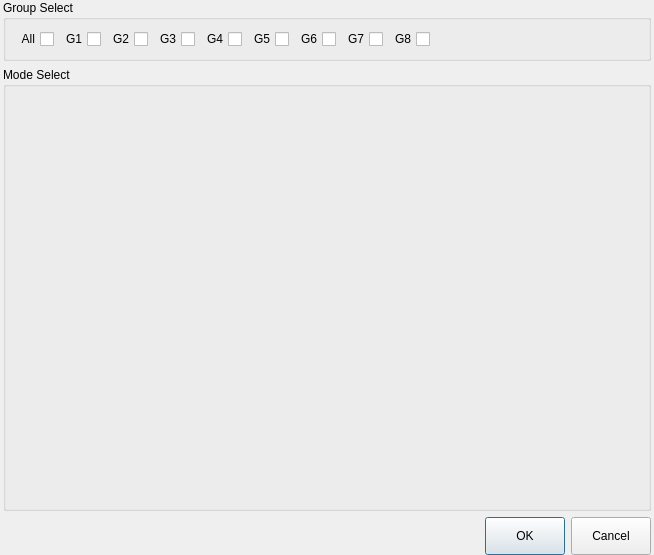
Old version of the form ui/menu/display/display_select_dialog.ui in the repository 15903016222/Voice.
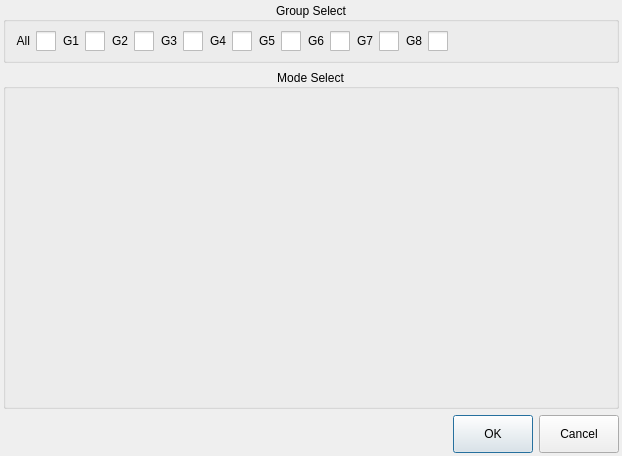
New version of the form.

The edit to the form file:
```diff
--- a/ui/menu/display/display_select_dialog.ui
+++ b/ui/menu/display/display_select_dialog.ui
@@ -6,8 +6,8 @@
    <rect>
     <x>0</x>
     <y>0</y>
-    <width>654</width>
-    <height>555</height>
+    <width>622</width>
+    <height>456</height>
    </rect>
   </property>
   <property name="windowTitle">
@@ -24,28 +24,46 @@
     <number>3</number>
    </property>
    <property name="topMargin">
-    <number>0</number>
+    <number>2</number>
    </property>
    <property name="rightMargin">
     <number>3</number>
    </property>
    <property name="bottomMargin">
-    <number>0</number>
+    <number>3</number>
    </property>
    <item>
     <widget class="QGroupBox" name="groupBox">
      <property name="title">
       <string>Group Select</string>
      </property>
+     <property name="alignment">
+      <set>Qt::AlignCenter</set>
+     </property>
      <layout class="QHBoxLayout" name="horizontalLayout">
       <item>
        <widget class="QCheckBox" name="checkBox">
         <property name="layoutDirection">
          <enum>Qt::RightToLeft</enum>
         </property>
+        <property name="styleSheet">
+         <string notr="true">QCheckBox::Indicator {
+    width: 20px;
+    height: 20px;
+}</string>
+        </property>
         <property name="text">
          <string>All</string>
         </property>
+        <property name="iconSize">
+         <size>
+          <width>16</width>
+          <height>16</height>
+         </size>
+        </property>
+        <attribute name="buttonGroup">
+         <string notr="true">buttonGroup</string>
+        </attribute>
        </widget>
       </item>
       <item>
@@ -53,6 +71,12 @@
         <property name="layoutDirection">
          <enum>Qt::RightToLeft</enum>
         </property>
+        <property name="styleSheet">
+         <string notr="true">QCheckBox::Indicator {
+    width: 20px;
+    height: 20px;
+}</string>
+        </property>
         <property name="text">
          <string>G1</string>
         </property>
@@ -63,6 +87,12 @@
         <property name="layoutDirection">
          <enum>Qt::RightToLeft</enum>
         </property>
+        <property name="styleSheet">
+         <string notr="true">QCheckBox::Indicator {
+    width: 20px;
+    height: 20px;
+}</string>
+        </property>
         <property name="text">
          <string>G2</string>
         </property>
@@ -73,6 +103,12 @@
         <property name="layoutDirection">
          <enum>Qt::RightToLeft</enum>
         </property>
+        <property name="styleSheet">
+         <string notr="true">QCheckBox::Indicator {
+    width: 20px;
+    height: 20px;
+}</string>
+        </property>
         <property name="text">
          <string>G3</string>
         </property>
@@ -83,6 +119,12 @@
         <property name="layoutDirection">
          <enum>Qt::RightToLeft</enum>
         </property>
+        <property name="styleSheet">
+         <string notr="true">QCheckBox::Indicator {
+    width: 20px;
+    height: 20px;
+}</string>
+        </property>
         <property name="text">
          <string>G4</string>
         </property>
@@ -93,6 +135,12 @@
         <property name="layoutDirection">
          <enum>Qt::RightToLeft</enum>
         </property>
+        <property name="styleSheet">
+         <string notr="true">QCheckBox::Indicator {
+    width: 20px;
+    height: 20px;
+}</string>
+        </property>
         <property name="text">
          <string>G5</string>
         </property>
@@ -103,6 +151,12 @@
         <property name="layoutDirection">
          <enum>Qt::RightToLeft</enum>
         </property>
+        <property name="styleSheet">
+         <string notr="true">QCheckBox::Indicator {
+    width: 20px;
+    height: 20px;
+}</string>
+        </property>
         <property name="text">
          <string>G6</string>
         </property>
@@ -113,6 +167,12 @@
         <property name="layoutDirection">
          <enum>Qt::RightToLeft</enum>
         </property>
+        <property name="styleSheet">
+         <string notr="true">QCheckBox::Indicator {
+    width: 20px;
+    height: 20px;
+}</string>
+        </property>
         <property name="text">
          <string>G7</string>
         </property>
@@ -123,6 +183,12 @@
         <property name="layoutDirection">
          <enum>Qt::RightToLeft</enum>
         </property>
+        <property name="styleSheet">
+         <string notr="true">QCheckBox::Indicator {
+    width: 20px;
+    height: 20px;
+}</string>
+        </property>
         <property name="text">
          <string>G8</string>
         </property>
@@ -152,6 +218,9 @@
      <property name="title">
       <string>Mode Select</string>
      </property>
+     <property name="alignment">
+      <set>Qt::AlignCenter</set>
+     </property>
      <layout class="QVBoxLayout" name="verticalLayout_2"/>
     </widget>
    </item>
```
Left out of the diff: 31 changed lines with no effect on the pictures.
